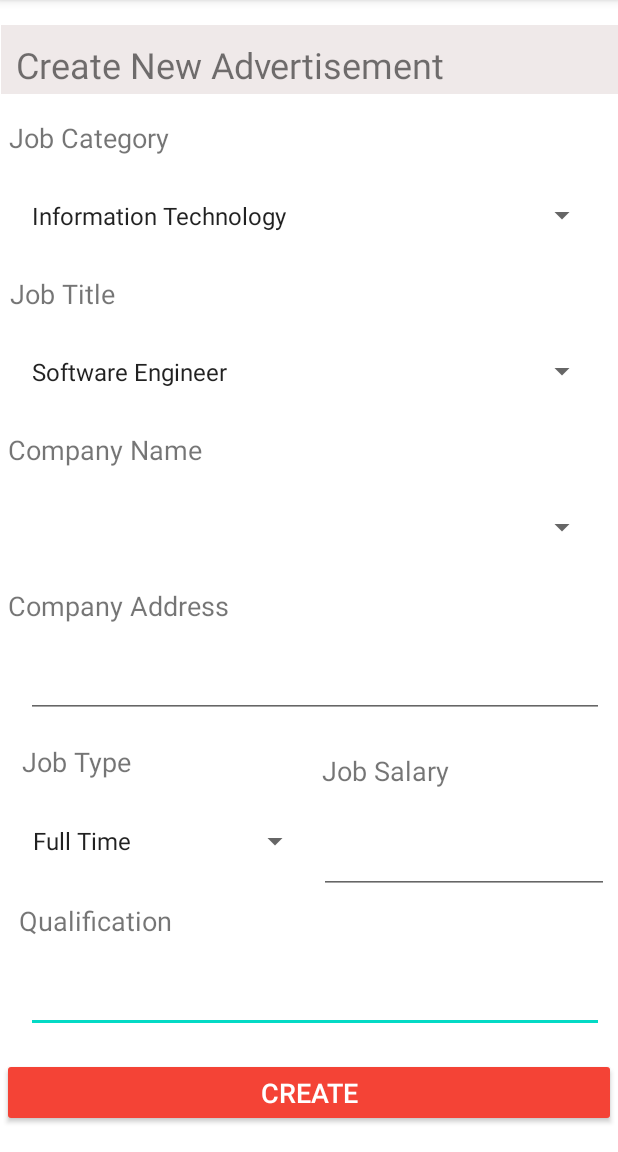
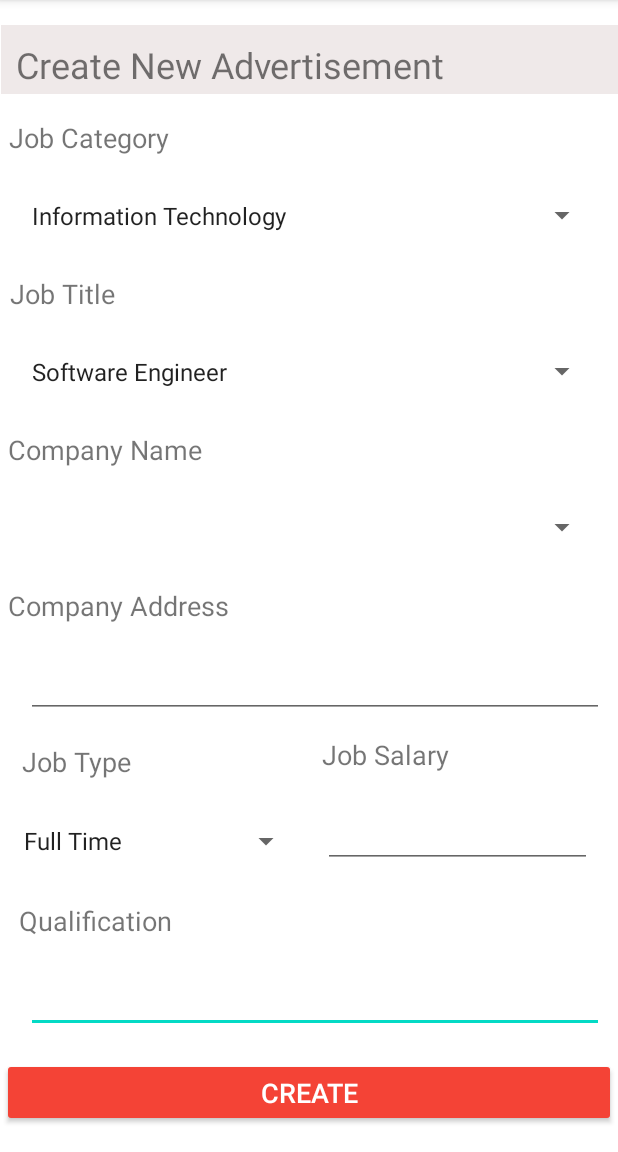
Before and after one commit to AkeelMNM/MADDProject, an Android app: the JobAdCreateActivity screen opened directly, with no data from a screen before it, on a phone screen of 412 x 824 dp, the part 84-1236 px from its top. Run offline under Robolectric (Android 15) with nearby library versions, the phone set to English and light mode, and no system bars; our stand-ins replace Firebase (no records; nobody signed in at launch, a user with empty details on screens opened directly); Roboto replaces fonts that are not available here.

Commit message:
88 App complete

```diff
--- a/app/build.gradle
+++ b/app/build.gradle
@@ -39,7 +39,6 @@ dependencies {
     testImplementation 'junit:junit:4.12'
     androidTestImplementation 'androidx.test.ext:junit:1.1.1'
     androidTestImplementation 'androidx.test.espresso:espresso-core:3.2.0'
-    compileOnly 'com.google.android.wearable:wearable:2.5.0'
 
     implementation 'com.android.support:recyclerview-v7:30.0.0'
     implementation 'com.github.bumptech.glide:glide:4.11.0'
--- a/app/src/main/java/com/firstapp/jobfixer/AdminHomeActivity.java
+++ b/app/src/main/java/com/firstapp/jobfixer/AdminHomeActivity.java
@@ -10,6 +10,7 @@ import android.view.MenuInflater;
 import android.view.MenuItem;
 import android.view.View;
 import android.widget.Button;
+import android.widget.Toast;
 
 public class AdminHomeActivity extends AppCompatActivity {
 
@@ -30,7 +31,6 @@ public class AdminHomeActivity extends AppCompatActivity {
         SesType=SessionApplication.getUserType();
         SesEmail=SessionApplication.getUserEmail();
 
-
         HAdminJobsAds.setOnClickListener(new View.OnClickListener() {
             @Override
             public void onClick(View v) {
@@ -43,6 +43,7 @@ public class AdminHomeActivity extends AppCompatActivity {
             @Override
             public void onClick(View v) {
                 Intent intent = new Intent(AdminHomeActivity.this,UserRequestsActivity.class);
+                startActivity(intent);
             }
         });
 
--- a/app/src/main/java/com/firstapp/jobfixer/CompanyViewResumeActivity.java
+++ b/app/src/main/java/com/firstapp/jobfixer/CompanyViewResumeActivity.java
@@ -60,8 +60,9 @@ public class CompanyViewResumeActivity extends AppCompatActivity {
                     phone.setText(st.child(DBMaster.Resume.COLUMN_NAME_PHONE).getValue().toString());
                     email.setText(st.child(DBMaster.Resume.COLUMN_NAME_EMAIL).getValue().toString());
                     jName.setText(st.child(DBMaster.Resume.COLUMN_NAME_JOB_TITLE).getValue().toString());
-                    workEx.setText(st.child(DBMaster.Resume.COLUMN_NAME_JOB_ABOUT_ME).getValue().toString());
-                    Edu.setText(st.child(DBMaster.Resume.COLUMN_NAME_JOB_WORK_EXPERIENCE).getValue().toString());
+                    aboutMe.setText(st.child(DBMaster.Resume.COLUMN_NAME_JOB_ABOUT_ME).getValue().toString());
+                    workEx.setText(st.child(DBMaster.Resume.COLUMN_NAME_JOB_WORK_EXPERIENCE).getValue().toString());
+                    Edu.setText(st.child(DBMaster.Resume.COLUMN_NAME_JOB_EDUCTION).getValue().toString());
 
                     AID = st.child(DBMaster.Resume.COLUMN_NAME_USER_ID).getValue().toString();
                     AName1 = st.child(DBMaster.Resume.COLUMN_NAME_FIRST_NAME).getValue().toString();
--- a/app/src/main/java/com/firstapp/jobfixer/JobAdCreateActivity.java
+++ b/app/src/main/java/com/firstapp/jobfixer/JobAdCreateActivity.java
@@ -59,6 +59,7 @@ public class JobAdCreateActivity extends AppCompatActivity implements AdapterVie
         Spinner spJobCategory = (Spinner) findViewById(R.id.JobCatAddSpinner);
         Spinner spJobType = (Spinner) findViewById(R.id.jobTypeAddSpinner);
 
+
         txtCompanyAddress = findViewById(R.id.TxtInputCompAdd);
         txtJobSalary = findViewById(R.id.TxtInputJobSal);
         txtQualification = findViewById(R.id.txtInputQualifcAdd);
@@ -77,6 +78,8 @@ public class JobAdCreateActivity extends AppCompatActivity implements AdapterVie
 
         /**Reading the values in Job Type Spinner in the Activity**/
         Select3 = spJobType.getSelectedItem().toString();
+
+        selectJobCompany();
 
         /**Adding a new advertisement in firebase DB**/
         btnSave.setOnClickListener(new View.OnClickListener() {
@@ -157,7 +160,6 @@ public class JobAdCreateActivity extends AppCompatActivity implements AdapterVie
 
 
         Spinner spJobTitle = (Spinner) findViewById(R.id.JobTiAddSpinner);
-        Spinner spCompanyName = (Spinner) findViewById(R.id.ComNaAddSpinner);
 
         /**Change the values in Job Title according to the user selection of the job Category and assigning values to the job title Spinner in the Activity**/
 
@@ -191,9 +193,24 @@ public class JobAdCreateActivity extends AppCompatActivity implements AdapterVie
         }
 
         /**Reading the values in Job Title Spinner in the Activity**/
-        Select2 = spJobTitle.getSelectedItem().toString();
+        //Select2 = spJobTitle.getSelectedItem().toString();
 
-        /**dbRef=FirebaseDatabase.getInstance().getReference().child(DBMaster.Job.TABLE_NAME);
+        spJobTitle.setOnItemSelectedListener(new AdapterView.OnItemSelectedListener() {
+            public void onItemSelected(AdapterView<?> parent, View view, int pos, long id) {
+                Select2 = parent.getItemAtPosition(pos).toString();
+            }
+            public void onNothingSelected(AdapterView<?> parent) {
+            }
+        });
+
+
+    }
+
+    public void  selectJobCompany(){
+
+        Spinner spCompanyName = (Spinner) findViewById(R.id.ComNaAddSpinner);
+
+        dbRef=FirebaseDatabase.getInstance().getReference().child(DBMaster.Job.TABLE_NAME);
          Query data = dbRef.orderByChild(DBMaster.Job.COLUMN_NAME_TITLE).equalTo(Select2);
 
          data.addValueEventListener(new ValueEventListener() {
@@ -213,11 +230,17 @@ public class JobAdCreateActivity extends AppCompatActivity implements AdapterVie
 
         ArrayAdapter<String> arrayAdapterCompName = new ArrayAdapter<>(this, android.R.layout.simple_spinner_item,JName);
         arrayAdapterCompName.setDropDownViewResource(android.R.layout.simple_spinner_dropdown_item);
-        spJobTitle.setAdapter(arrayAdapterCompName);
+        spCompanyName.setAdapter(arrayAdapterCompName);
 
+        spCompanyName.setOnItemSelectedListener(new AdapterView.OnItemSelectedListener() {
+            public void onItemSelected(AdapterView<?> parent, View view, int pos, long id) {
+                Select4 = parent.getItemAtPosition(pos).toString();
+            }
+            public void onNothingSelected(AdapterView<?> parent) {
+            }
+        });
         /**Reading the values in Company Name Spinner in the Activity**/
-        //Select4 = spJobTitle.getSelectedItem().toString();
-
+        //Select4 = spCompanyName.getSelectedItem().toString();
     }
 
     @Override
--- a/app/src/main/java/com/firstapp/jobfixer/JobAdUpdateActivity.java
+++ b/app/src/main/java/com/firstapp/jobfixer/JobAdUpdateActivity.java
@@ -109,7 +109,7 @@ public class JobAdUpdateActivity extends AppCompatActivity {
 
                             ad.setJobCategory(jCa);
                             ad.setJobTitle(jTitle);
-                            ad.setCompanyName("IFS");
+                            ad.setCompanyName("Person");
                             ad.setJobType(jType);
                             ad.setCompanyAddress(txtCompanyAddress.getText().toString().trim());
                             ad.setJobSalary(txtJobSalary.getText().toString().trim());
--- a/app/src/main/java/com/firstapp/jobfixer/UserRegisterActivity.java
+++ b/app/src/main/java/com/firstapp/jobfixer/UserRegisterActivity.java
@@ -10,6 +10,7 @@ import android.widget.AdapterView;
 import android.widget.ArrayAdapter;
 import android.widget.Button;
 import android.widget.EditText;
+import android.widget.ProgressBar;
 import android.widget.Spinner;
 import android.widget.TextView;
 import android.widget.Toast;
@@ -32,6 +33,7 @@ public class UserRegisterActivity extends AppCompatActivity {
     String UName,UPassword,UEmail;
     DatabaseReference dbRef;
     private FirebaseAuth firebaseAuth;
+    private ProgressBar progressBar;
 
     @Override
     protected void onCreate(Bundle savedInstanceState) {
@@ -44,6 +46,9 @@ public class UserRegisterActivity extends AppCompatActivity {
 
         btnLogin=findViewById(R.id.btnRegisterToLogin);
         btnRe=findViewById(R.id.btnUserRegister);
+
+        progressBar=findViewById(R.id.RegisterprogressBar);
+        progressBar.setVisibility(View.INVISIBLE);
 
         firebaseAuth=FirebaseAuth.getInstance();
 
@@ -76,6 +81,7 @@ public class UserRegisterActivity extends AppCompatActivity {
         btnRe.setOnClickListener(new View.OnClickListener() {
             @Override
             public void onClick(View v) {
+                progressBar.setVisibility(View.VISIBLE);
                 registerUser(type);
             }
         });
--- a/app/src/main/res/layout/activity_job_ad_create.xml
+++ b/app/src/main/res/layout/activity_job_ad_create.xml
@@ -68,8 +68,6 @@
         android:layout_height="48dp"
         android:layout_marginStart="8dp"
         app:layout_constraintBottom_toTopOf="@+id/textViewQualificAdd"
-        app:layout_constraintEnd_toStartOf="@+id/TxtInputJobSal"
-        app:layout_constraintHorizontal_bias="0.5"
         app:layout_constraintStart_toStartOf="parent"
         app:layout_constraintTop_toBottomOf="@+id/textViewJobType" />
 
@@ -115,10 +113,10 @@
         android:id="@+id/textViewJobSal"
         android:layout_width="wrap_content"
         android:layout_height="wrap_content"
+        android:layout_marginTop="12dp"
         android:layout_marginEnd="105dp"
         android:text="@string/job_sal"
         android:textSize="18sp"
-        app:layout_constraintBottom_toTopOf="@+id/TxtInputJobSal"
         app:layout_constraintEnd_toEndOf="parent"
         app:layout_constraintHorizontal_bias="0.5"
         app:layout_constraintStart_toEndOf="@+id/textViewJobType"
@@ -168,20 +166,6 @@
         app:layout_constraintStart_toStartOf="parent"
         app:layout_constraintTop_toBottomOf="@+id/textViewComAdd" />
 
-    <EditText
-        android:id="@+id/TxtInputJobSal"
-        android:layout_width="193dp"
-        android:layout_height="48dp"
-        android:layout_marginBottom="24dp"
-        android:ems="10"
-        android:importantForAutofill="no"
-        android:inputType="textPersonName"
-        app:layout_constraintBottom_toTopOf="@+id/txtInputQualifcAdd"
-        app:layout_constraintEnd_toEndOf="parent"
-        app:layout_constraintHorizontal_bias="0.5"
-        app:layout_constraintStart_toEndOf="@+id/jobTypeAddSpinner"
-        app:layout_constraintTop_toBottomOf="@+id/textViewJobSal" />
-
     <TextView
         android:id="@+id/textViewJobTit"
         android:layout_width="wrap_content"
@@ -208,4 +192,16 @@
         app:layout_constraintStart_toStartOf="parent"
         app:layout_constraintTop_toBottomOf="@+id/txtInputQualifcAdd" />
 
+    <EditText
+        android:id="@+id/TxtInputJobSal"
+        android:layout_width="179dp"
+        android:layout_height="51dp"
+        android:layout_marginTop="12dp"
+        android:ems="10"
+        android:inputType="number"
+        app:layout_constraintEnd_toEndOf="parent"
+        app:layout_constraintHorizontal_bias="0.451"
+        app:layout_constraintStart_toEndOf="@+id/jobTypeAddSpinner"
+        app:layout_constraintTop_toBottomOf="@+id/textViewJobSal" />
+
 </androidx.constraintlayout.widget.ConstraintLayout>
--- a/app/src/main/res/layout/activity_main.xml
+++ b/app/src/main/res/layout/activity_main.xml
@@ -45,7 +45,7 @@
 
             <androidx.constraintlayout.widget.ConstraintLayout
                 android:layout_width="match_parent"
-                android:layout_height="430dp">
+                android:layout_height="414dp">
 
                 <Button
                     android:id="@+id/btnUserJobs"
@@ -135,7 +135,7 @@
             <androidx.recyclerview.widget.RecyclerView
                 android:id="@+id/recycler_view"
                 android:layout_width="match_parent"
-                android:layout_height="match_parent" />
+                android:layout_height="wrap_content" />
 
         </LinearLayout>
     </ScrollView>
```
Also changed, not shown: app/src/main/java/com/firstapp/jobfixer/AdminLoginActivity.java (+16 -11 lines), app/src/main/java/com/firstapp/jobfixer/LoginActivity.java (+7 -4 lines), app/src/main/java/com/firstapp/jobfixer/MainActivity.java (+2 -8 lines), app/src/main/res/layout/activity_admin_home.xml (+2 -5 lines), app/src/main/res/layout/activity_admin_login.xml (+15 -0 lines), app/src/main/res/layout/activity_job_ad_update.xml (+15 -21 lines), app/src/main/res/layout/activity_login.xml (+12 -0 lines), app/src/main/res/layout/activity_user_register.xml (+16 -0 lines). Lines whose indentation alone changed are shown as unchanged.
